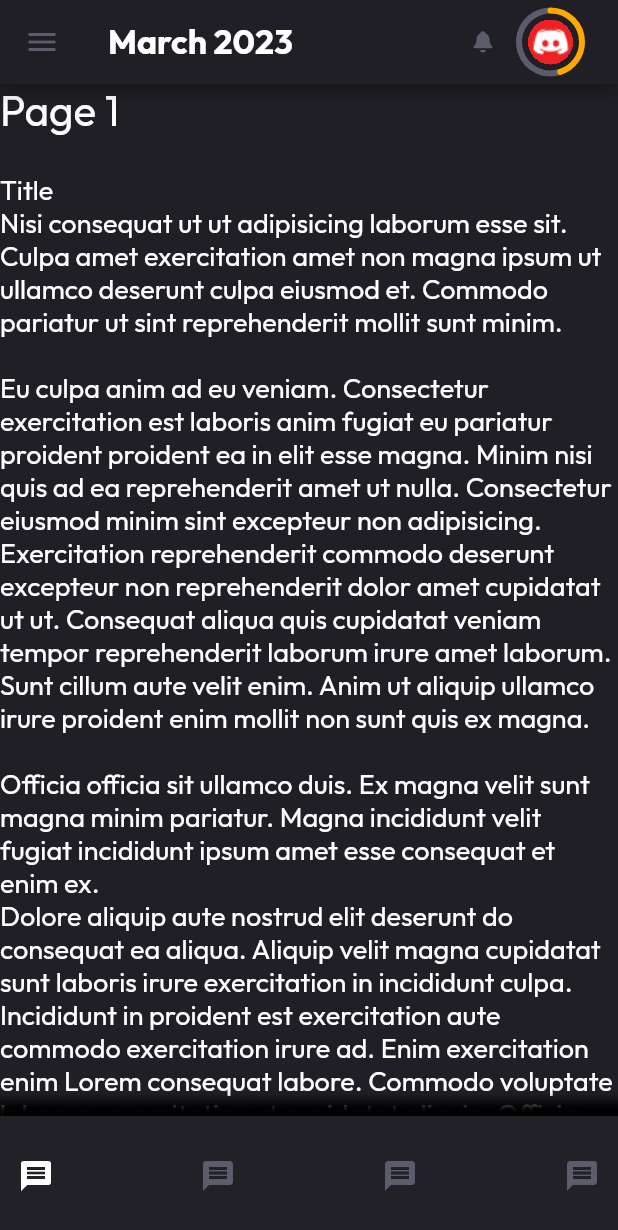
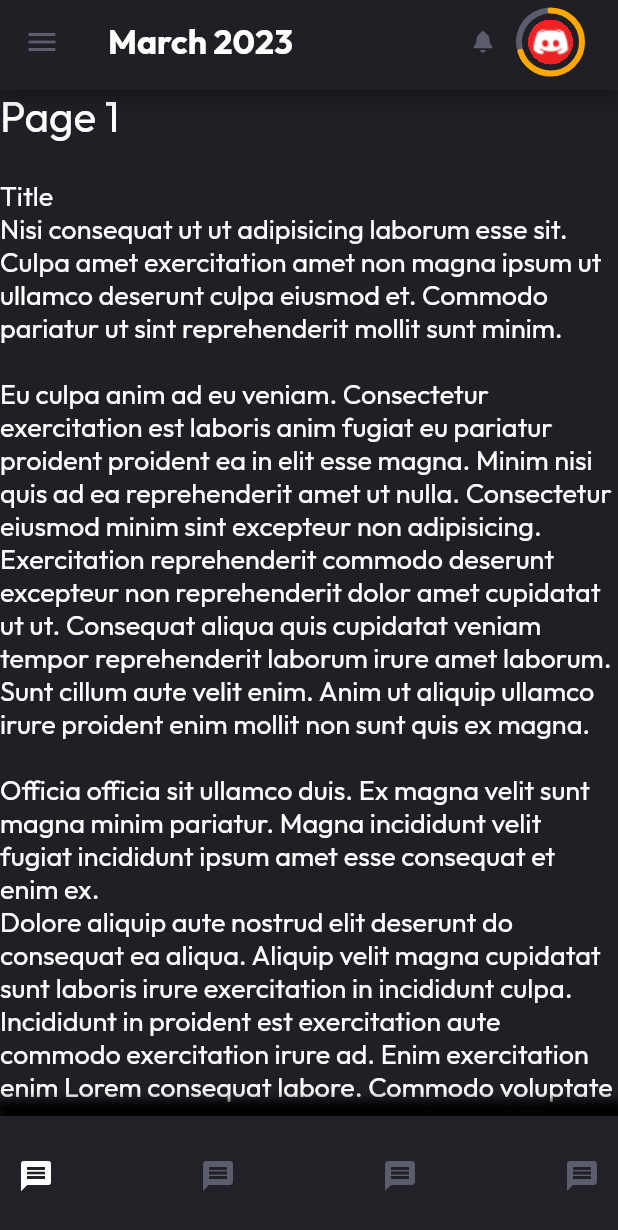
Before and after one commit to ericNygzarovich/wildeTodo, a Flutter app: the screen it shows after launch, on a phone screen of 412 x 824 dp. Shown: the top 1230 px of the screen. Run offline on Flutter 3.47's test engine with Material 2 defaults, Android fonts, the phone set to English and light mode, and no system bars; our stand-ins replace equatable, flutter_svg.

Commit message:
changes made since last review

```diff
--- a/lib/modules/home/screens/home_screen.dart
+++ b/lib/modules/home/screens/home_screen.dart
@@ -74,7 +74,7 @@ class _HomeNavigationScreenState extends State<HomeNavigationScreen> {
     return Scaffold(
       backgroundColor: context.theme.palette.grayscale.g1,
       drawer: const Drawer(),
-      appBar: getAppBar(context),
+      appBar: const WildAppBar(),
       body: Column(
         children: [
           Expanded(
@@ -118,7 +118,13 @@ class _HomeNavigationScreenState extends State<HomeNavigationScreen> {
   }
 }
 
-PreferredSizeWidget? getAppBar(BuildContext context) {
+class WildAppBar extends StatelessWidget implements PreferredSizeWidget {
+  const WildAppBar({
+    super.key,
+  });
+
+  @override
+  Widget build(BuildContext context) {
     return AppBar(
       iconTheme: IconThemeData(color: context.theme.palette.grayscale.g5),
       backgroundColor: context.theme.palette.grayscale.g1,
@@ -136,13 +142,38 @@ PreferredSizeWidget? getAppBar(BuildContext context) {
           padding: const EdgeInsets.fromLTRB(16, 7, 24, 7),
           child: SizedBox(
             width: 42,
-          child: CustomPaint(
-            painter: ProgreesCircule(context: context, percent: 0.45),
+            child: ProgressCirculWidget(
+              painter: ProgreesCirculePainter(context: context, percent: 0.70),
+            ),
+          ),
+        )
+      ],
+    );
+  }
+
+  @override
+  Size get preferredSize => const Size(double.infinity, 60);
+}
+
+class ProgressCirculWidget extends StatelessWidget {
+  final Widget? image;
+  final CustomPainter? painter;
+
+  const ProgressCirculWidget({
+    required this.painter,
+    this.image,
+    super.key,
+  });
+
+  @override
+  Widget build(BuildContext context) {
+    return CustomPaint(
+      painter: painter,
       child: Center(
-              child: ClipRRect(
+        child: ClipOval(
           clipBehavior: Clip.hardEdge,
-                borderRadius: const BorderRadius.all(Radius.circular(100)),
-                child: Image.asset(
+          child: image ??
+              Image.asset(
                 'assets/images/default_avata_image.png',
                 fit: BoxFit.fill,
                 height: 30,
@@ -150,18 +181,15 @@ PreferredSizeWidget? getAppBar(BuildContext context) {
               ),
         ),
       ),
-          ),
-        ),
-      )
-    ],
     );
   }
+}
 
-class ProgreesCircule extends CustomPainter {
+class ProgreesCirculePainter extends CustomPainter {
   final BuildContext context;
   final double percent;
 
-  ProgreesCircule({
+  ProgreesCirculePainter({
     required this.context,
     required this.percent,
   });
```
Also changed, not shown: pubspec.lock. Lines whose indentation alone changed are shown as unchanged.
